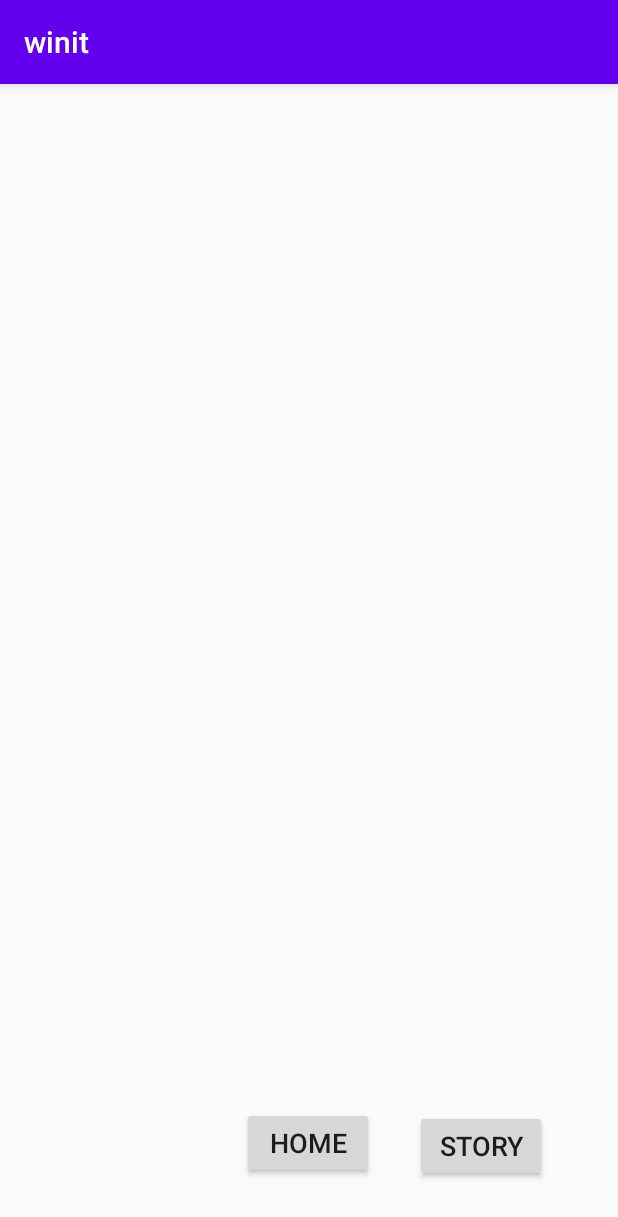
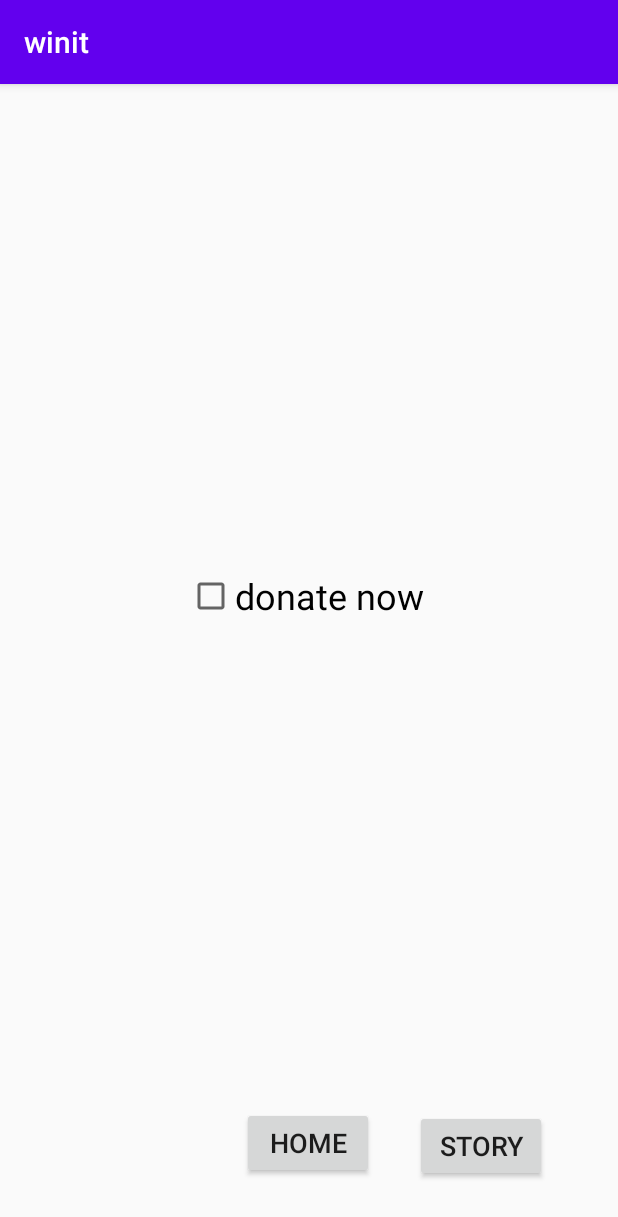
Before and after one commit to VIKASbhalke/winit-app, an Android app: the homepage screen opened directly, with no data from a screen before it, on a phone screen of 412 x 824 dp. Shown: the top 1217 px of the screen. Run offline under Robolectric (Android 15) with nearby library versions, the phone set to English and light mode, and no system bars.

Commit message:
2nd commt

```diff
--- a/app/src/main/res/layout/activity_homepage.xml
+++ b/app/src/main/res/layout/activity_homepage.xml
@@ -31,4 +31,15 @@
         app:layout_constraintHorizontal_bias="0.364"
         app:layout_constraintStart_toEndOf="@+id/button2" />
 
+    <CheckBox
+        android:id="@+id/checkBox"
+        android:layout_width="163dp"
+        android:layout_height="36dp"
+        android:text="@string/checkbox"
+        android:textSize="24sp"
+        app:layout_constraintBottom_toTopOf="@+id/button2"
+        app:layout_constraintEnd_toEndOf="parent"
+        app:layout_constraintStart_toStartOf="parent"
+        app:layout_constraintTop_toTopOf="parent" />
+
 </androidx.constraintlayout.widget.ConstraintLayout>
--- a/app/src/main/res/values/strings.xml
+++ b/app/src/main/res/values/strings.xml
@@ -5,4 +5,5 @@
     <string name="home_button">home</string>
     <string name="todo">logo</string>
     <string name="string_story_btn">story</string>
+    <string name="checkbox">donate now</string>
 </resources>
```
